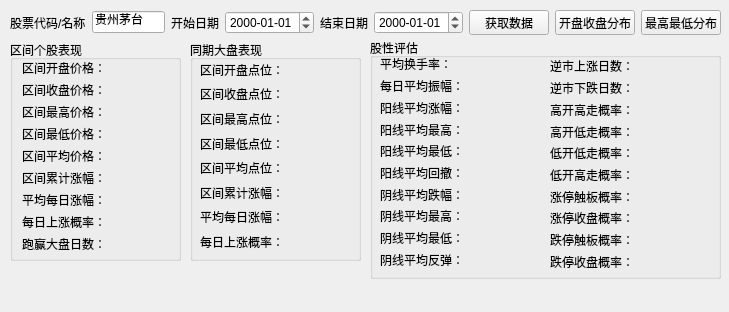
victor647/QuantumStockTrade, file QtDesign/StockAnalyzer.ui: the form before one commit.
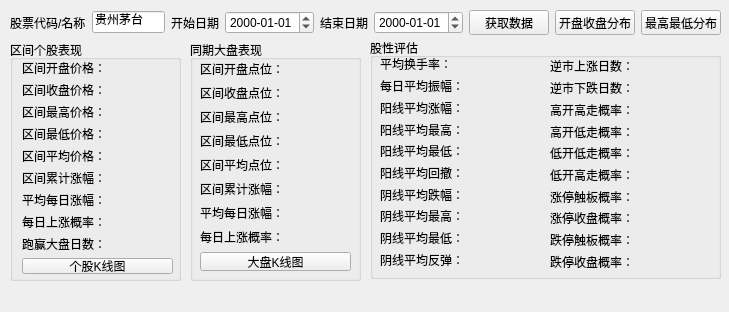
The form after the commit.

Patch:
```diff
--- a/QtDesign/StockAnalyzer.ui
+++ b/QtDesign/StockAnalyzer.ui
@@ -20,7 +20,7 @@
       <x>10</x>
       <y>40</y>
       <width>171</width>
-      <height>221</height>
+      <height>241</height>
      </rect>
     </property>
     <property name="font">
@@ -38,7 +38,7 @@
        <x>12</x>
        <y>20</y>
        <width>151</width>
-       <height>191</height>
+       <height>214</height>
       </rect>
      </property>
      <layout class="QVBoxLayout" name="verticalLayout">
@@ -159,6 +159,13 @@
         </property>
        </widget>
       </item>
+      <item>
+       <widget class="QPushButton" name="btnStockGraph">
+        <property name="text">
+         <string>个股K线图</string>
+        </property>
+       </widget>
+      </item>
      </layout>
     </widget>
    </widget>
@@ -168,7 +175,7 @@
       <x>190</x>
       <y>40</y>
       <width>171</width>
-      <height>221</height>
+      <height>241</height>
      </rect>
     </property>
     <property name="font">
@@ -186,7 +193,7 @@
        <x>10</x>
        <y>20</y>
        <width>151</width>
-       <height>191</height>
+       <height>211</height>
       </rect>
      </property>
      <property name="font">
@@ -300,6 +307,13 @@
         </property>
        </widget>
       </item>
+      <item>
+       <widget class="QPushButton" name="btnMarketGraph">
+        <property name="text">
+         <string>大盘K线图</string>
+        </property>
+       </widget>
+      </item>
      </layout>
     </widget>
    </widget>
```
Left out of the diff: 46 changed lines with no effect on the pictures.
